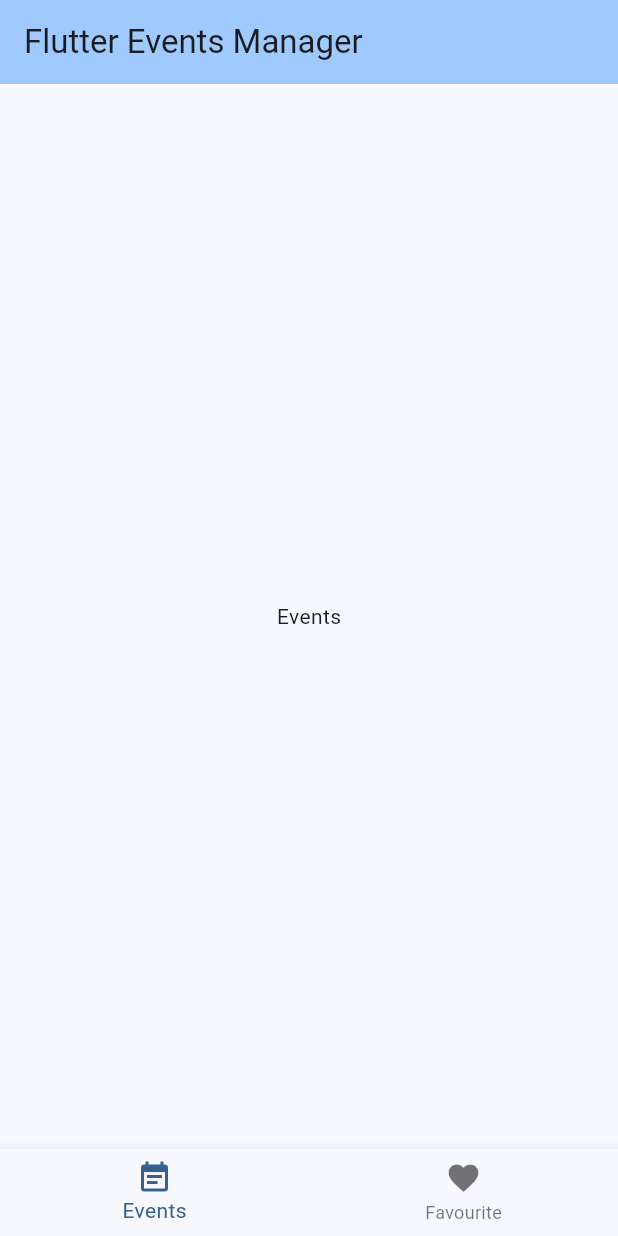
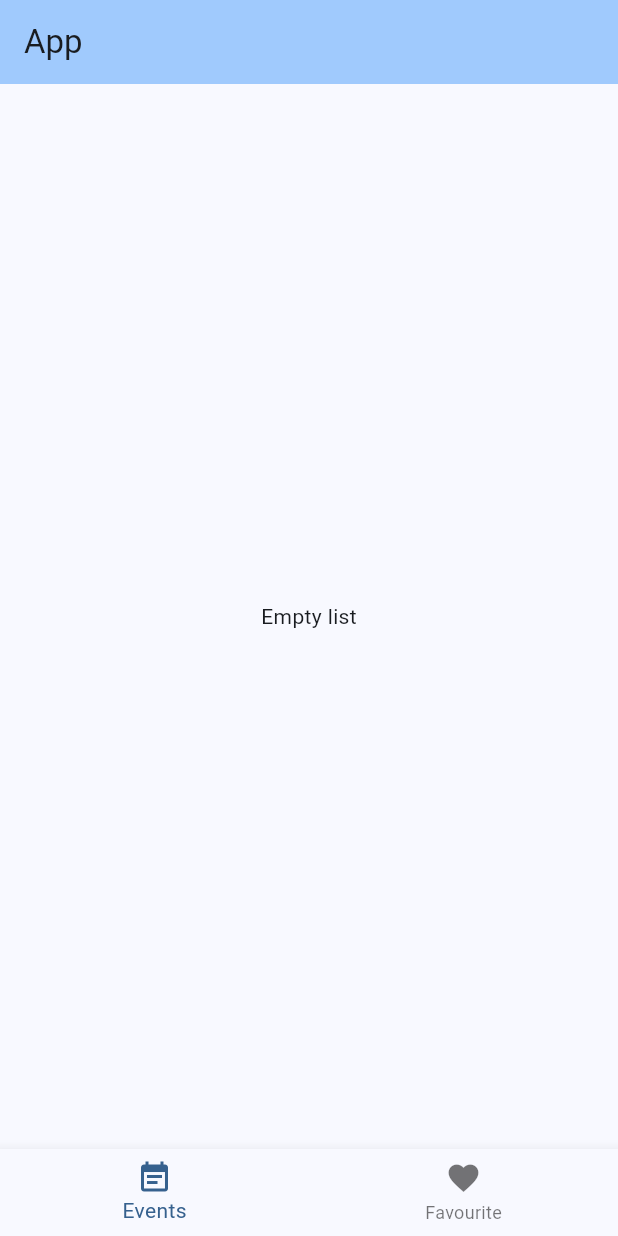
Before and after one commit to anpahodzin/FlutterEventManager, a Flutter app: the screen it shows after launch, on a phone screen of 412 x 824 dp. Run offline on Flutter 3.47's test engine with Material 3 defaults, Android fonts, the phone set to English and light mode, and no system bars; our stand-ins replace equatable, get_it, go_router, rxdart.

Commit message:
Add navigation and a screen with a list of events

```diff
--- /dev/null
+++ b/lib/feature/event/list/bloc/event_list_bloc.dart
@@ -0,0 +1,15 @@
+import 'package:flutter_event_manager/core/bloc/bloc_base.dart';
+
+import 'event_list_bloc_event.dart';
+import 'event_list_bloc_state.dart';
+
+class EventListBloc
+    extends BlocBase<EventListBlocState, Never, EventListBlocEvent> {
+  EventListBloc() {
+    _init();
+  }
+
+  Future<void> _init() async {
+    inState.add(const EventListBlocState(eventList: []));
+  }
+}
--- /dev/null
+++ b/lib/feature/event/list/bloc/event_list_bloc_event.dart
@@ -0,0 +1,5 @@
+abstract class EventListBlocEvent {
+  EventListBlocEvent._();
+
+  void when() {}
+}
--- /dev/null
+++ b/lib/feature/event/list/bloc/event_list_bloc_state.dart
@@ -0,0 +1,13 @@
+import 'package:equatable/equatable.dart';
+import 'package:flutter_event_manager/feature/domain/model/event.dart';
+
+class EventListBlocState extends Equatable {
+  const EventListBlocState({
+    required this.eventList,
+  });
+
+  final List<Event> eventList;
+
+  @override
+  List<Object?> get props => [eventList];
+}
--- /dev/null
+++ b/lib/feature/event/list/event_list_page.dart
@@ -0,0 +1,46 @@
+import 'package:flutter/material.dart';
+import 'package:flutter_event_manager/core/bloc/bloc_provider.dart';
+import 'package:flutter_event_manager/feature/event/list/bloc/event_list_bloc.dart';
+import 'package:flutter_event_manager/widget/event_card_widget.dart';
+import 'package:get_it/get_it.dart';
+import 'package:provider/provider.dart';
+
+class EventListPage extends StatelessWidget {
+  const EventListPage({super.key});
+
+  @override
+  Widget build(BuildContext context) {
+    return BlocProvider(
+      bloc: () => GetIt.instance.get<EventListBloc>(),
+      child: const _EventListPage(),
+    );
+  }
+}
+
+class _EventListPage extends StatelessWidget {
+  const _EventListPage({super.key});
+
+  @override
+  Widget build(BuildContext context) {
+    var bloc = context.read<EventListBloc>();
+
+    return StreamBuilder(
+      stream: bloc.outState,
+      builder: (context, snapshot) {
+        var state = snapshot.data;
+        debugPrint("stream ${snapshot.data}");
+
+        if (state != null && state.eventList.isNotEmpty) {
+          return ListView.builder(
+            itemCount: state.eventList.length,
+            itemBuilder: (context, index) {
+              return EventCardWidget(event: state.eventList[index]);
+            },
+          );
+        } else {
+          return const Center(child: Text('Empty list')); // todo
+        }
+      },
+    );
+  }
+}
--- a/lib/feature/home/view/home_page.dart
+++ b/lib/feature/home/main_page.dart
@@ -1,26 +1,29 @@
 import 'package:flutter/material.dart';
+import 'package:flutter_event_manager/navigation/main_router.dart';
+import 'package:go_router/go_router.dart';
 
-class HomePage extends StatefulWidget {
-  const HomePage({super.key, required this.title});
+class MainPage extends StatefulWidget {
+  final Widget child;
 
-  final String title;
+  const MainPage({super.key, required this.child});
 
   @override
-  State<HomePage> createState() => _HomePageState();
+  State<MainPage> createState() => _MainPageState();
 }
 
-class _HomePageState extends State<HomePage> {
+class _MainPageState extends State<MainPage> {
   int _currentIndex = 0;
 
-  final List<Widget> _pages = [
-    const Center(child: Text('Events')), // todo
-    const Center(child: Text('Favourite')), // todo
+  final List<String> _routes = [
+    Destination.routeEventList,
+    Destination.routeFavourite,
   ];
 
   void _onTabTapped(int index) {
     setState(() {
       _currentIndex = index;
     });
+    context.go(_routes[index]);
   }
 
   @override
@@ -28,9 +31,9 @@ class _HomePageState extends State<HomePage> {
     return Scaffold(
       appBar: AppBar(
         backgroundColor: Theme.of(context).colorScheme.inversePrimary,
-        title: Text(widget.title),
+        title: const Text("App"),
       ),
-      body: _pages[_currentIndex],
+      body: widget.child,
       bottomNavigationBar: BottomNavigationBar(
         currentIndex: _currentIndex,
         onTap: _onTabTapped,
--- a/lib/main.dart
+++ b/lib/main.dart
@@ -1,7 +1,11 @@
 import 'package:flutter/material.dart';
-import 'package:flutter_event_manager/feature/home/view/home_page.dart';
+import 'package:flutter_event_manager/core/di/MainModule.dart';
+
+import 'navigation/main_router.dart';
 
 void main() {
+  WidgetsFlutterBinding.ensureInitialized();
+  MainModule.initModule();
   runApp(const MyApp());
 }
 
@@ -10,13 +14,21 @@
 
   @override
   Widget build(BuildContext context) {
-    return MaterialApp(
+    // return MaterialApp(
+    //   title: 'Flutter Demo',
+    //   theme: ThemeData(
+    //     colorScheme: ColorScheme.fromSeed(seedColor: Colors.blue),
+    //     useMaterial3: true,
+    //   ),
+    //   home: const HomePage(title: 'Flutter Events Manager'), //todo
+    // );
+    return MaterialApp.router(
       title: 'Flutter Demo',
       theme: ThemeData(
         colorScheme: ColorScheme.fromSeed(seedColor: Colors.blue),
         useMaterial3: true,
       ),
-      home: const HomePage(title: 'Flutter Events Manager'), //todo
+      routerConfig: mainRouter,
     );
   }
 }
--- /dev/null
+++ b/lib/navigation/main_router.dart
@@ -0,0 +1,41 @@
+import 'package:flutter/material.dart';
+import 'package:flutter_event_manager/feature/event/list/event_list_page.dart';
+import 'package:flutter_event_manager/feature/home/main_page.dart';
+import 'package:go_router/go_router.dart';
+
+final GoRouter mainRouter = GoRouter(
+  routes: [
+    GoRoute(
+      path: '/',
+      redirect: (context, state) => Destination.routeEventList,
+    ),
+    ShellRoute(
+      builder: (context, state, child) {
+        return MainPage(child: child);
+      },
+      routes: [
+        GoRoute(
+          path: Destination.routeEventList,
+          builder: (context, state) => const EventListPage(),
+        ),
+        GoRoute(
+          path: Destination.routeFavourite,
+          builder: (context, state) =>
+              const Center(child: Text('Favourite')), // todo,
+        ),
+      ],
+    ),
+    GoRoute(
+      path: Destination.routeDetails,
+      builder: (context, state) =>
+          const Center(child: Text('DetailsEventPage')), // todo,
+    ),
+  ],
+);
+
+class Destination {
+  static const String routeEventList = "/event_list";
+  static const String routeFavourite = "/favourite";
+
+  static const String routeDetails = "/details";
+}
--- a/pubspec.yaml
+++ b/pubspec.yaml
@@ -39,6 +39,8 @@ dependencies:
   rxdart: ^0.28.0
   provider: ^6.1.2
   equatable: ^2.0.5
+  go_router: ^14.3.0
+  get_it: ^8.0.2
 
 dev_dependencies:
   flutter_test:
```
Also changed, not shown: lib/core/di/MainModule.dart (added, +12 -0 lines), lib/feature/event/di/event_list_module.dart (added, +11 -0 lines), lib/widget/event_card_widget.dart (added, +47 -0 lines), lib/feature/domain/model/event.dart (renamed from lib/domain/event.dart), pubspec.lock.
